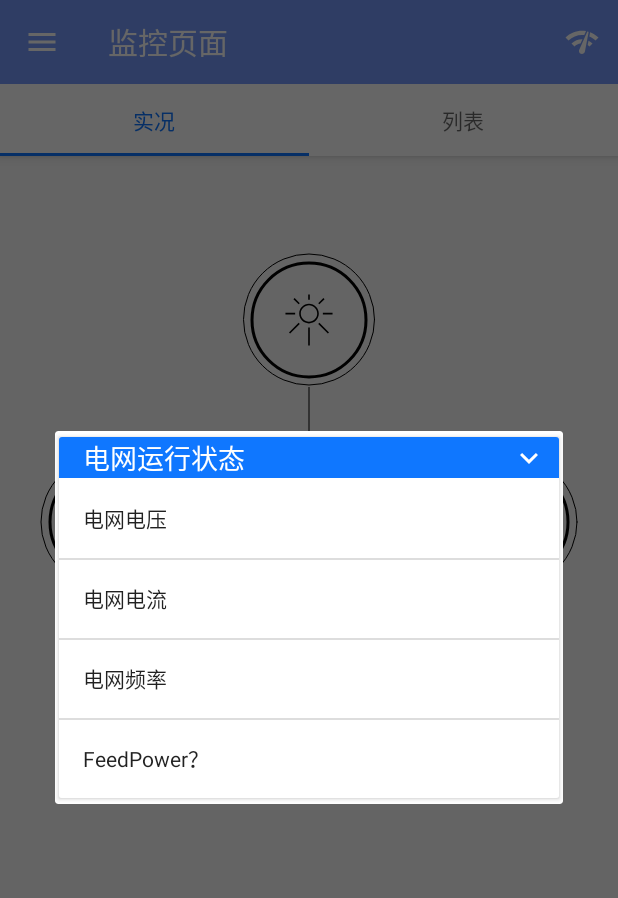
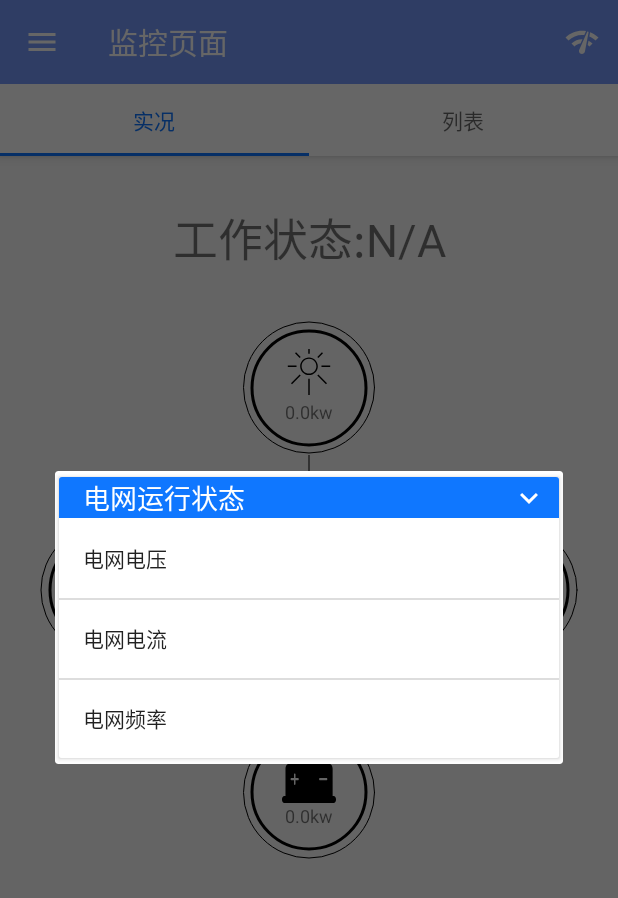
Before and after one commit to 2Beyong/StatusPageDemo, an Android app: the screen it shows after launch (MainActivity), after a tap on an icon or button, on a phone screen of 412 x 824 dp. Shown: the top 898 px of the screen. Run offline under Robolectric (Android 15) with nearby library versions, the phone set to English and light mode, and no system bars; libraries missing offline, so code that uses them is left out: android.support.constraint; 4 statements that could not run were skipped.

Commit message:
Update UI

```diff
--- a/app/src/main/java/com/hongon/statuspagedemo/StatusFragment.java
+++ b/app/src/main/java/com/hongon/statuspagedemo/StatusFragment.java
@@ -148,7 +148,7 @@ public class StatusFragment extends Fragment{
         UtilityCard.getContent().add(UtilityCard.new CardItemBean("电网电压",""));
         UtilityCard.getContent().add(UtilityCard.new CardItemBean("电网电流",""));
         UtilityCard.getContent().add(UtilityCard.new CardItemBean("电网频率",""));
-        UtilityCard.getContent().add(UtilityCard.new CardItemBean("FeedPower？",""));
+        //UtilityCard.getContent().add(UtilityCard.new CardItemBean("FeedPower？",""));
 
         LoadCard =new CardBean("负载状态");
         LoadCard.getContent().add(LoadCard.new CardItemBean("负载功率",""));
@@ -157,7 +157,7 @@ public class StatusFragment extends Fragment{
         OtherCard = new CardBean("其它状态");
         OtherCard.getContent().add(OtherCard.new CardItemBean("光伏发电总量",""));
         OtherCard.getContent().add(OtherCard.new CardItemBean("光伏发电总时间",""));
-        OtherCard.getContent().add(OtherCard.new CardItemBean("光伏上网总时间",""));
+        OtherCard.getContent().add(OtherCard.new CardItemBean("光伏上网总电量",""));
         OtherCard.getContent().add(OtherCard.new CardItemBean("工作状态",""));
         OtherCard.getContent().add(OtherCard.new CardItemBean("运行温度",""));
 
@@ -205,7 +205,7 @@ public class StatusFragment extends Fragment{
             UtilityCard.getContent().get(0).setValue(d.getPhaseL1Voltage());
             UtilityCard.getContent().get(1).setValue(d.getPhaseL1Current());
             UtilityCard.getContent().get(2).setValue(d.getPhaseL1Frequency());
-            UtilityCard.getContent().get(3).setValue(d.getTotalFeedEnergytoGrid());
+            //UtilityCard.getContent().get(3).setValue(d.getTotalFeedEnergytoGrid());
 
             // 更新其他
             OtherCard.getContent().get(0).setValue(d.getTotalPVEnery());
--- a/app/src/main/res/layout/fragment_monitor.xml
+++ b/app/src/main/res/layout/fragment_monitor.xml
@@ -70,16 +70,17 @@
 
     <ImageView
         android:id="@+id/iconSun"
-        android:layout_width="40dp"
-        android:layout_height="40dp"
+        android:layout_width="36dp"
+        android:layout_height="36dp"
         android:layout_marginBottom="8dp"
-        android:layout_marginEnd="8dp"
-        android:layout_marginStart="8dp"
         android:layout_marginTop="8dp"
         app:layout_constraintBottom_toBottomOf="@+id/CircleA"
         app:layout_constraintEnd_toEndOf="@+id/CircleA"
+        app:layout_constraintLeft_toLeftOf="parent"
+        app:layout_constraintRight_toRightOf="parent"
         app:layout_constraintStart_toStartOf="@+id/CircleA"
         app:layout_constraintTop_toTopOf="@+id/CircleA"
+        app:layout_constraintVertical_bias="0.125"
         app:srcCompat="@drawable/ic_sun" />
 
     <ImageView
@@ -94,6 +95,7 @@
         app:layout_constraintEnd_toEndOf="@+id/CircleB"
         app:layout_constraintStart_toStartOf="@+id/CircleB"
         app:layout_constraintTop_toTopOf="@+id/CircleB"
+        app:layout_constraintVertical_bias="0.120000005"
         app:srcCompat="@drawable/ic_grid" />
 
     <ImageView
@@ -108,6 +110,7 @@
         app:layout_constraintEnd_toEndOf="@+id/CircleC"
         app:layout_constraintStart_toStartOf="@+id/CircleC"
         app:layout_constraintTop_toTopOf="@+id/CircleC"
+        app:layout_constraintVertical_bias="0.120000005"
         app:srcCompat="@drawable/ic_load" />
 
     <ImageView
@@ -122,20 +125,74 @@
         app:layout_constraintEnd_toEndOf="@+id/CircleD"
         app:layout_constraintStart_toStartOf="@+id/CircleD"
         app:layout_constraintTop_toTopOf="@+id/CircleD"
+        app:layout_constraintVertical_bias="0.120000005"
         app:srcCompat="@drawable/ic_battery" />
 
     <com.hongon.statuspagedemo.View.BigView
         android:id="@+id/bigView"
-        android:layerType="software"
         android:layout_width="360dp"
         android:layout_height="360dp"
         android:layout_marginBottom="8dp"
-        android:layout_marginTop="64dp"
+        android:layout_marginTop="32dp"
+        android:layerType="software"
         app:layout_constraintBottom_toTopOf="@+id/guideline"
         app:layout_constraintEnd_toEndOf="parent"
         app:layout_constraintLeft_toLeftOf="parent"
         app:layout_constraintRight_toRightOf="parent"
         app:layout_constraintStart_toStartOf="parent"
+        app:layout_constraintTop_toBottomOf="@+id/tv_WorkMode" />
+
+    <TextView
+        android:id="@+id/tv_PV_power"
+        android:layout_width="wrap_content"
+        android:layout_height="wrap_content"
+        android:text="0.0kw"
+        android:textSize="12sp"
+        app:layout_constraintEnd_toEndOf="@+id/iconSun"
+        app:layout_constraintStart_toStartOf="@+id/iconSun"
+        app:layout_constraintTop_toBottomOf="@+id/iconSun" />
+
+    <TextView
+        android:id="@+id/tv_Load_power"
+        android:layout_width="wrap_content"
+        android:layout_height="wrap_content"
+        android:text="0.0kw"
+        android:textSize="12sp"
+        app:layout_constraintEnd_toEndOf="@+id/iconLoad"
+        app:layout_constraintStart_toStartOf="@+id/iconLoad"
+        app:layout_constraintTop_toBottomOf="@+id/iconLoad" />
+
+    <TextView
+        android:id="@+id/tv_BAT_power"
+        android:layout_width="wrap_content"
+        android:layout_height="wrap_content"
+        android:text="0.0kw"
+        android:textSize="12sp"
+        app:layout_constraintEnd_toEndOf="@+id/iconBattery"
+        app:layout_constraintStart_toStartOf="@+id/iconBattery"
+        app:layout_constraintTop_toBottomOf="@+id/iconBattery" />
+
+    <TextView
+        android:id="@+id/tv_Ultility_power"
+        android:layout_width="wrap_content"
+        android:layout_height="wrap_content"
+        android:text="0.0kw"
+        android:textSize="12sp"
+        app:layout_constraintEnd_toEndOf="@+id/iconGrid"
+        app:layout_constraintStart_toStartOf="@+id/iconGrid"
+        app:layout_constraintTop_toBottomOf="@+id/iconGrid" />
+
+    <TextView
+        android:id="@+id/tv_WorkMode"
+        android:layout_width="wrap_content"
+        android:layout_height="wrap_content"
+        android:layout_marginEnd="8dp"
+        android:layout_marginStart="8dp"
+        android:layout_marginTop="32dp"
+        android:text="工作状态:N/A"
+        android:textSize="30sp"
+        app:layout_constraintEnd_toEndOf="parent"
+        app:layout_constraintStart_toStartOf="parent"
         app:layout_constraintTop_toTopOf="parent" />
 
 </android.support.constraint.ConstraintLayout>
```
Also changed, not shown: app/src/main/java/com/hongon/statuspagedemo/DataModel/ResponseRunningData.java (+50 -4 lines), app/src/main/java/com/hongon/statuspagedemo/MonitorFragment.java (+23 -0 lines), app/src/main/java/com/hongon/statuspagedemo/WifiConfigActivity.java (+7 -1 lines).
